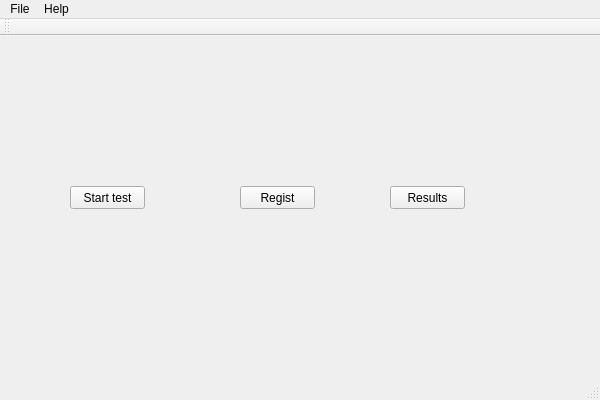
Above: Vinhos/Vinhos.ui from TagoWill/VinhosC before the change. Below: the same form after it.
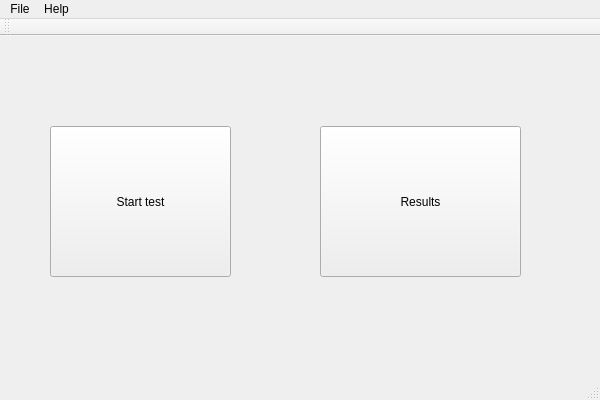
That is the form after the change.

```diff
--- a/Vinhos/Vinhos.ui
+++ b/Vinhos/Vinhos.ui
@@ -17,10 +17,10 @@
    <widget class="QPushButton" name="pushButton_start">
     <property name="geometry">
      <rect>
-      <x>70</x>
-      <y>150</y>
-      <width>75</width>
-      <height>23</height>
+      <x>50</x>
+      <y>90</y>
+      <width>181</width>
+      <height>151</height>
      </rect>
     </property>
     <property name="text">
@@ -30,29 +30,16 @@
    <widget class="QPushButton" name="pushButton_2">
     <property name="geometry">
      <rect>
-      <x>390</x>
-      <y>150</y>
-      <width>75</width>
-      <height>23</height>
+      <x>320</x>
+      <y>90</y>
+      <width>201</width>
+      <height>151</height>
      </rect>
     </property>
     <property name="text">
      <string>Results</string>
     </property>
    </widget>
-   <widget class="QPushButton" name="pushButton">
-    <property name="geometry">
-     <rect>
-      <x>240</x>
-      <y>150</y>
-      <width>75</width>
-      <height>23</height>
-     </rect>
-    </property>
-    <property name="text">
-     <string>Regist</string>
-    </property>
-   </widget>
   </widget>
   <widget class="QMenuBar" name="menuBar">
    <property name="geometry">
```
Left out of the diff: 2 changed lines with no effect on the pictures.
